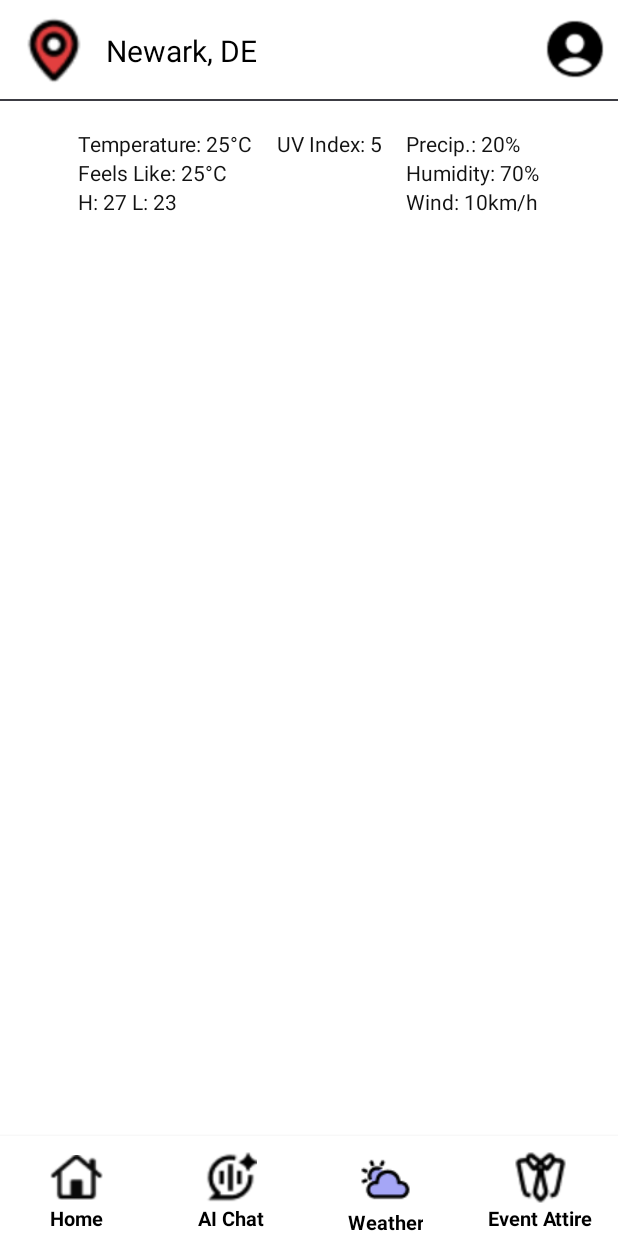
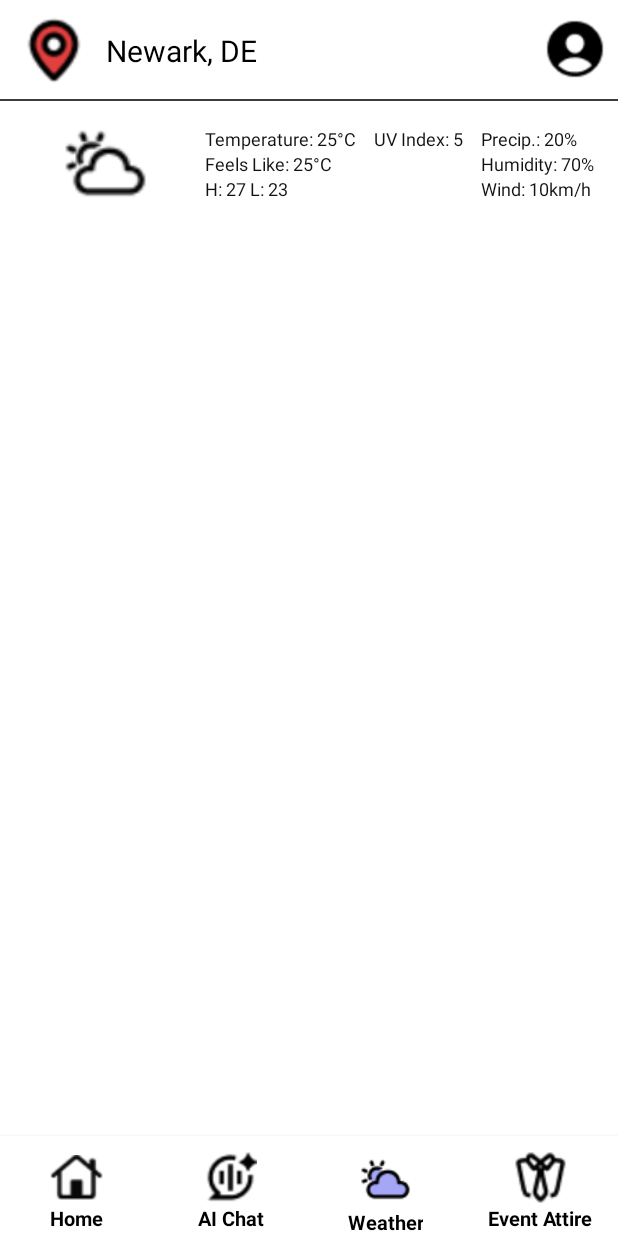
Before and after one commit to Ariiees/Dress-Prepare, an Android app: the Weather screen opened directly, with no data from a screen before it, on a phone screen of 412 x 824 dp. Run offline under Robolectric (Android 15) with nearby library versions, the phone set to English and light mode, and no system bars.

Commit message:
Added a weather icon.

```diff
--- a/app/src/main/res/layout/weather.xml
+++ b/app/src/main/res/layout/weather.xml
@@ -36,7 +36,7 @@
         <TextView
             android:id="@+id/titleText"
             android:layout_width="275dp"
-            android:layout_height="31dp"
+            android:layout_height="35dp"
             android:layout_marginTop="16dp"
             android:layout_weight="1"
             android:gravity="start"
@@ -87,11 +87,21 @@
         app:layout_constraintStart_toStartOf="parent"
         app:layout_constraintTop_toTopOf="parent">
 
+        <ImageView
+            android:id="@+id/infoWeatherIcon"
+            android:layout_width="0dp"
+            android:layout_height="match_parent"
+            android:layout_weight="1"
+            android:contentDescription="Weather Icon"
+            android:padding="0dp"
+            app:srcCompat="@drawable/weather_icon"
+            tools:ignore="HardcodedText" />
+
         <LinearLayout
             android:id="@+id/infoCard2"
             android:layout_width="wrap_content"
             android:layout_height="match_parent"
-            android:padding="8dp"
+            android:padding="6dp"
             android:orientation="vertical"
             android:layout_gravity="center">
 
@@ -100,7 +110,7 @@
                 android:layout_width="wrap_content"
                 android:layout_height="wrap_content"
                 android:text="Temperature: 25°C"
-                android:textSize="14sp"
+                android:textSize="12sp"
                 android:textColor="#121212"
                 tools:ignore="HardcodedText" />
 
@@ -109,7 +119,7 @@
                 android:layout_width="wrap_content"
                 android:layout_height="wrap_content"
                 android:text="Feels Like: 25°C"
-                android:textSize="14sp"
+                android:textSize="12sp"
                 android:textColor="#121212"
                 tools:ignore="HardcodedText" />
 
@@ -118,7 +128,7 @@
                 android:layout_width="wrap_content"
                 android:layout_height="wrap_content"
                 android:text="H: 27 L: 23"
-                android:textSize="14sp"
+                android:textSize="12sp"
                 android:textColor="#121212"
                 tools:ignore="HardcodedText" />
 
@@ -129,14 +139,14 @@
             android:layout_width="wrap_content"
             android:layout_height="match_parent"
             android:layout_gravity="center"
-            android:padding="8dp">
+            android:padding="6dp">
 
             <TextView
                 android:id="@+id/uvIndex"
                 android:layout_width="wrap_content"
                 android:layout_height="wrap_content"
                 android:text="UV Index: 5"
-                android:textSize="14sp"
+                android:textSize="12sp"
                 android:textColor="#121212"
                 tools:ignore="HardcodedText" />
         </FrameLayout>
@@ -147,13 +157,14 @@
             android:layout_height="match_parent"
             android:orientation="vertical"
             android:layout_gravity="center_horizontal"
-            android:padding="8dp">
+            android:padding="6dp">
 
             <TextView
                 android:id="@+id/precip_text"
                 android:layout_width="match_parent"
                 android:layout_height="wrap_content"
                 android:text="Precip.: 20%"
+                android:textSize="12sp"
                 android:textColor="#121212"
                 tools:ignore="HardcodedText" />
 
@@ -162,6 +173,7 @@
                 android:layout_width="match_parent"
                 android:layout_height="wrap_content"
                 android:text="Humidity: 70%"
+                android:textSize="12sp"
                 android:textColor="#121212"
                 tools:ignore="HardcodedText" />
 
@@ -170,6 +182,7 @@
                 android:layout_width="match_parent"
                 android:layout_height="wrap_content"
                 android:text="Wind: 10km/h"
+                android:textSize="12sp"
                 android:textColor="#121212"
                 tools:ignore="HardcodedText" />
         </LinearLayout>
```
